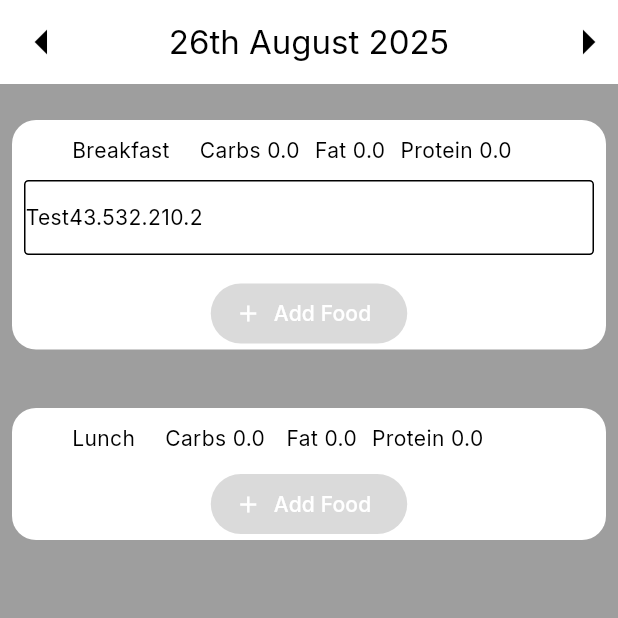
After one commit to ignasvilimaitis/Flutter-Workout-Food-Tracking-Project, a Flutter app: the FoodLoggingView screen opened directly, after a tap on "Add Food", on a phone screen of 412 x 824 dp, the top half of it. The commit adds this screen. Run offline on Flutter 3.47's test engine with Material 3 defaults, Android fonts, the phone set to English and light mode, and no system bars; our stand-ins replace flutter_svg.

Commit message:
combined my other stuff

```diff
--- /dev/null
+++ b/lib/core/routes.dart
@@ -0,0 +1,3 @@
+const homeRoute = '/home_page/';
+const settingsRoute = '/settings/';
+const loggingFoodRoute = '/food-logging/';
--- /dev/null
+++ b/lib/features/food-logging/food_logging_view.dart
@@ -0,0 +1,193 @@
+import 'package:flutter/material.dart';
+import 'package:intl/intl.dart';
+
+List<Widget> breakfastList = [];
+List<Widget> lunchList = [];
+DateTime date = DateTime.now();
+String today = '${date.day}th ${DateFormat('MMMM').format(date)} ${date.year}';
+
+class FoodLoggingView extends StatefulWidget {
+  const FoodLoggingView({super.key});
+
+
+  @override
+  State<FoodLoggingView> createState() => _FoodLoggingViewState();
+}
+
+class _FoodLoggingViewState extends State<FoodLoggingView> {
+  late double carbAmount = 0;
+  late double fatAmount = 0;
+  late double proteinAmount = 0;
+
+  double carbTest = 43.5;
+  double fatTest = 32.2;
+  double proteinTest = 10.2;
+
+  @override
+  Widget build(BuildContext context) {
+    return Scaffold(
+      appBar: AppBar(
+        title: Text(today),
+        leading: IconButton(
+          onPressed: () {},
+          icon: Icon(
+            Icons.arrow_left,
+            size: 40.0,
+            ),
+          ),
+          actions: [
+            Icon(
+              Icons.arrow_right,
+              size: 40.0,
+              ),
+          ],
+      centerTitle: true,
+      ),
+      body: ListView(
+        children: <Widget> [
+         Column(
+          children: [
+            IntrinsicHeight(
+              child: Container(
+                margin: EdgeInsets.fromLTRB(
+                  8.0,
+                  24.0,
+                  8.0,
+                  15.0
+                ),
+                decoration: BoxDecoration(
+                  borderRadius: BorderRadius.circular((16.0)),
+                  color: Colors.white,
+                ),
+                child: Column(
+                  children: [
+                    Row(
+                      children: [
+                        Padding(padding: EdgeInsets.all(20)),
+                        const Text("Breakfast"),
+                        SizedBox(width: 20),
+                        Text("Carbs $carbAmount"),
+                        SizedBox(width: 10),
+                        Text("Fat $fatAmount"),
+                        SizedBox(width: 10),
+                        Text("Protein $proteinAmount"),
+
+                      ],
+                    ),
+
+                    Column(
+                      mainAxisSize: MainAxisSize.min,
+                      children: breakfastList,),
+                      FilledButton.icon(
+                          onPressed: () {
+                          setState(() {
+                          buildRow('Test',
+                          carbTest.toString(),
+                          fatTest.toString(),
+                          proteinTest.toString(),
+                          breakfastList,
+                          );
+                          });
+                          },
+                          label: Text('Add Food'),
+                          icon: const Icon(Icons.add),
+
+                        ),
+
+                  ],
+                )
+              ),
+            ),
+            IntrinsicHeight(
+              child: Container(
+                margin: EdgeInsets.fromLTRB(
+                  8.0,
+                  24.0,
+                  8.0,
+                  15.0
+                ),
+                decoration: BoxDecoration(
+                  borderRadius: BorderRadius.circular((16.0)),
+                  color: Colors.white,
+                ),
+                child: Column(
+                  children: [
+                    Row(
+                      children: [
+                        Padding(padding: EdgeInsets.all(20)),
+                        const Text("Lunch"),
+                        SizedBox(width: 20),
+                        Text("Carbs ${carbAmount.toStringAsFixed(1)} "),
+                        SizedBox(width: 10),
+                        Text("Fat ${fatAmount.toStringAsFixed(1)}"),
+                        SizedBox(width: 10),
+                        Text("Protein ${proteinAmount.toStringAsFixed(1)}"),
+
+                      ],
+                    ),
+
+                    Column(
+                      mainAxisSize: MainAxisSize.min,
+                      children: lunchList,),
+                      FilledButton.icon(
+                          onPressed: () {
+                          setState(() {
+                          buildRow('Test',
+                          carbTest.toString(),
+                          fatTest.toString(),
+                          proteinTest.toString(),
+                          lunchList,
+                          );
+                          carbAmount += carbTest;
+                          fatAmount += fatTest;
+                          proteinAmount += proteinTest;
+                          });
+                          },
+                          label: Text('Add Food'),
+                          icon: const Icon(Icons.add),
+
+                        ),
+
+                  ],
+                )
+              ),
+            ),
+          ],
+        ),
+        ]
+      ),
+      backgroundColor: Colors.grey,
+
+  );
+  }
+}
+
+buildRow(food, carbs, fats, proteins,list) {
+  list.add(
+    Container(
+        height: 50,
+        width: 400,
+        margin: EdgeInsets.fromLTRB(
+          8.0,
+          0.0,
+          8.0,
+          15.0
+        ),
+        alignment: Alignment.center,
+        decoration: BoxDecoration(
+          borderRadius: BorderRadius.circular((3.0)),
+          border: BoxBorder.all(),
+        ),
+        child: Row(
+          children: [
+            Text(food),
+            Text(carbs),
+            Text(fats),
+            Text(proteins),
+          ],
+
+
+        ),
+      )
+  );
+}
```
Also changed, not shown: lib/features/food-logging/ui_background.dart (added, +30 -0 lines), lib/features/food-logging/ui_customisable_widget.dart (added, +45 -0 lines), lib/features/home/presentation/home.dart (+4 -4 lines).
